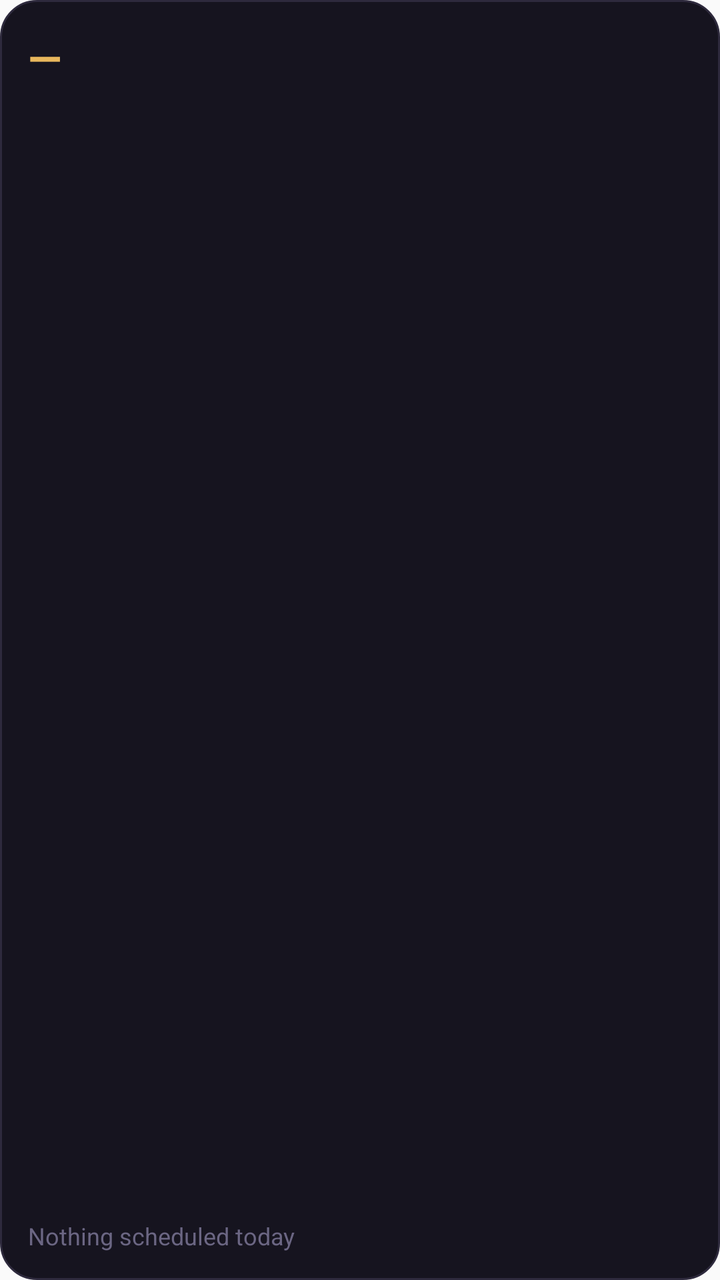
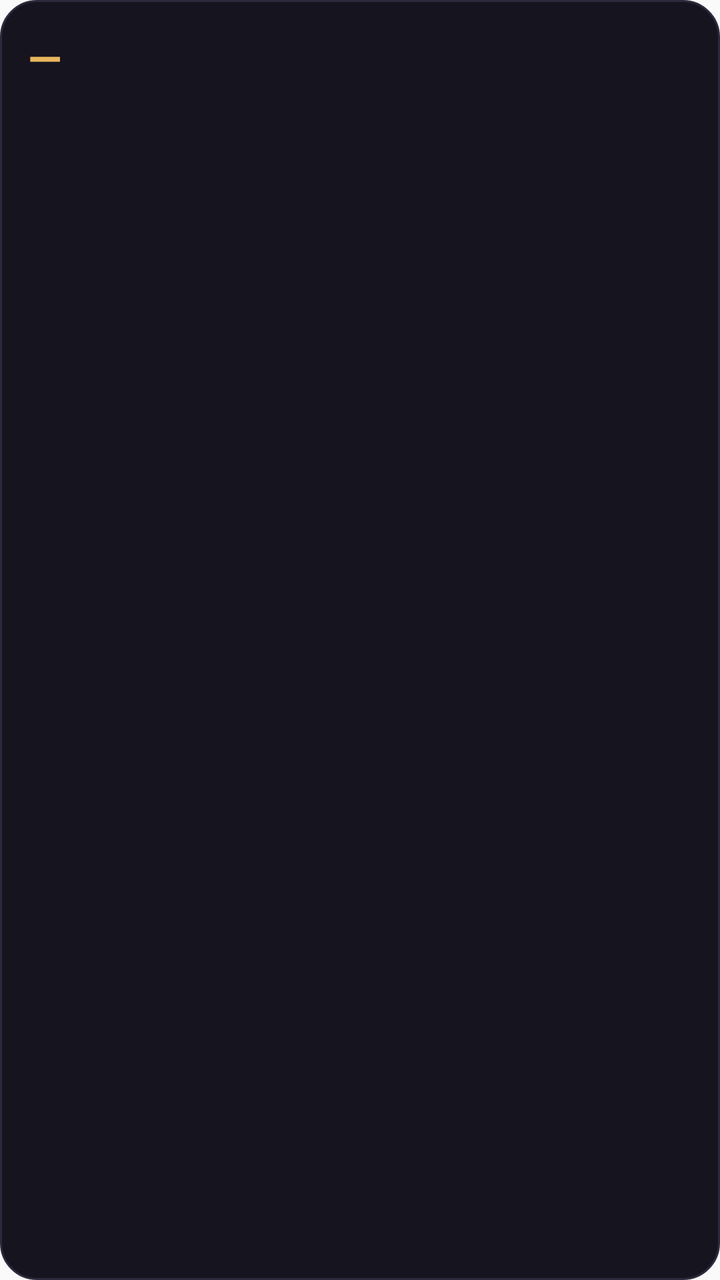

Two renders of the same Android screen: before a commit and after it. Below are the layout's source before the change and the commit's diff.
<!-- AndroidManifest.xml: application theme AppTheme -->
<!-- res/layout/momentum_widget.xml -->
<?xml version="1.0" encoding="utf-8"?>
<LinearLayout xmlns:android="http://schemas.android.com/apk/res/android"
    android:id="@+id/widget_root"
    android:layout_width="match_parent"
    android:layout_height="match_parent"
    android:orientation="vertical"
    android:padding="14dp"
    android:background="@drawable/widget_background">

    <LinearLayout
        android:layout_width="match_parent"
        android:layout_height="wrap_content"
        android:orientation="horizontal"
        android:baselineAligned="true">

        <TextView
            android:id="@+id/widget_progress"
            android:layout_width="wrap_content"
            android:layout_height="wrap_content"
            android:textColor="#E8B75D"
            android:textSize="22sp"
            android:textStyle="bold"
            android:text="@string/widget_placeholder" />

        <TextView
            android:id="@+id/widget_subtitle"
            android:layout_width="0dp"
            android:layout_height="wrap_content"
            android:layout_weight="1"
            android:layout_marginStart="10dp"
            android:textColor="#A29DB8"
            android:textSize="11sp"
            android:maxLines="1"
            android:ellipsize="end"
            android:text="" />
    </LinearLayout>

    
    <LinearLayout android:id="@+id/quit_0" style="@style/MomentumWidgetQuitRow">
        <LinearLayout
            android:layout_width="0dp"
            android:layout_height="wrap_content"
            android:layout_weight="1"
            android:orientation="vertical">
            <LinearLayout
                android:layout_width="match_parent"
                android:layout_height="wrap_content"
                android:orientation="horizontal"
                android:baselineAligned="true">
                <TextView android:id="@+id/quit_0_time" style="@style/MomentumWidgetQuitTime" />
                <TextView android:id="@+id/quit_0_name" style="@style/MomentumWidgetQuitName" />
            </LinearLayout>
            <TextView android:id="@+id/quit_0_detail" style="@style/MomentumWidgetQuitDetail" />
            <TextView android:id="@+id/quit_0_risk" style="@style/MomentumWidgetQuitRisk" />
        </LinearLayout>
        <TextView android:id="@+id/quit_0_urge" style="@style/MomentumWidgetUrge" />
    </LinearLayout>

    <LinearLayout android:id="@+id/quit_1" style="@style/MomentumWidgetQuitRow">
        <LinearLayout
            android:layout_width="0dp"
            android:layout_height="wrap_content"
            android:layout_weight="1"
            android:orientation="vertical">
            <LinearLayout
                android:layout_width="match_parent"
                android:layout_height="wrap_content"
                android:orientation="horizontal"
                android:baselineAligned="true">
                <TextView android:id="@+id/quit_1_time" style="@style/MomentumWidgetQuitTime" />
                <TextView android:id="@+id/quit_1_name" style="@style/MomentumWidgetQuitName" />
            </LinearLayout>
            <TextView android:id="@+id/quit_1_detail" style="@style/MomentumWidgetQuitDetail" />
            <TextView android:id="@+id/quit_1_risk" style="@style/MomentumWidgetQuitRisk" />
        </LinearLayout>
        <TextView android:id="@+id/quit_1_urge" style="@style/MomentumWidgetUrge" />
    </LinearLayout>

    
    <FrameLayout
        android:id="@+id/quit_divider"
        android:layout_width="match_parent"
        android:layout_height="1dp"
        android:layout_marginTop="9dp"
        android:background="#2E2A3D"
        android:visibility="gone" />

    
    <ListView
        android:id="@+id/widget_list"
        android:layout_width="match_parent"
        android:layout_height="0dp"
        android:layout_weight="1"
        android:layout_marginTop="4dp"
        android:divider="@null"
        android:dividerHeight="0dp"
        android:scrollbars="none" />

    <TextView
        android:id="@+id/widget_list_empty"
        android:layout_width="match_parent"
        android:layout_height="wrap_content"
        android:layout_marginTop="8dp"
        android:textColor="#6B6683"
        android:textSize="12sp"
        android:text="@string/widget_empty" />
</LinearLayout>
<!-- resources referenced by this layout -->
<resources>
  <!-- drawable widget_background (drawable) -->
  <?xml version="1.0" encoding="utf-8"?>
  <shape xmlns:android="http://schemas.android.com/apk/res/android" android:shape="rectangle">
      <solid android:color="#16141F" />
      <corners android:radius="18dp" />
      <stroke android:width="1dp" android:color="#2E2A3D" />
  </shape>
  <string name="widget_empty">Nothing scheduled today</string>
  <string name="widget_placeholder">—</string>
  <style name="MomentumWidgetQuitDetail">
          <item name="android:layout_width">match_parent</item>
          <item name="android:layout_height">wrap_content</item>
          <item name="android:textColor">#A29DB8</item>
          <item name="android:textSize">11sp</item>
          <item name="android:maxLines">2</item>
          <item name="android:ellipsize">end</item>
      </style>
  <style name="MomentumWidgetQuitName">
          <item name="android:layout_width">0dp</item>
          <item name="android:layout_height">wrap_content</item>
          <item name="android:layout_weight">1</item>
          <item name="android:layout_marginStart">9dp</item>
          <item name="android:textColor">#F2EFFA</item>
          <item name="android:textSize">13sp</item>
          <item name="android:textStyle">bold</item>
          <item name="android:maxLines">1</item>
          <item name="android:ellipsize">end</item>
      </style>
  <style name="MomentumWidgetQuitRisk">
          <item name="android:layout_width">match_parent</item>
          <item name="android:layout_height">wrap_content</item>
          <item name="android:textColor">#E8B75D</item>
          <item name="android:textSize">11sp</item>
          <item name="android:textStyle">bold</item>
          <item name="android:maxLines">1</item>
          <item name="android:ellipsize">end</item>
          <item name="android:visibility">gone</item>
      </style>
  <style name="MomentumWidgetQuitRow">
          <item name="android:layout_width">match_parent</item>
          <item name="android:layout_height">wrap_content</item>
          <item name="android:layout_marginTop">8dp</item>
          <item name="android:orientation">horizontal</item>
          <item name="android:gravity">center_vertical</item>
          <item name="android:visibility">gone</item>
      </style>
  <style name="MomentumWidgetQuitTime">
          <item name="android:layout_width">wrap_content</item>
          <item name="android:layout_height">wrap_content</item>
          <item name="android:textColor">#5FC7C0</item>
          <item name="android:textSize">32sp</item>
          <item name="android:textStyle">bold</item>
          <item name="android:maxLines">1</item>
      </style>
  <style name="MomentumWidgetUrge">
          <item name="android:layout_width">wrap_content</item>
          <item name="android:layout_height">wrap_content</item>
          <item name="android:layout_marginStart">8dp</item>
          <item name="android:paddingStart">16dp</item>
          <item name="android:paddingEnd">16dp</item>
          <item name="android:paddingTop">9dp</item>
          <item name="android:paddingBottom">9dp</item>
          <item name="android:background">@drawable/widget_urge</item>
          <item name="android:textColor">#5FC7C0</item>
          <item name="android:textSize">14sp</item>
          <item name="android:textStyle">bold</item>
          <item name="android:text">@string/widget_urge</item>
      </style>
  <style name="AppTheme" parent="Theme.AppCompat.Light.DarkActionBar">
          
          <item name="colorPrimary">@color/colorPrimary</item>
          <item name="colorPrimaryDark">@color/colorPrimaryDark</item>
          <item name="colorAccent">@color/colorAccent</item>
      </style>
  <!-- drawable widget_urge (drawable) -->
  <?xml version="1.0" encoding="utf-8"?>
  <shape xmlns:android="http://schemas.android.com/apk/res/android" android:shape="rectangle">
      <solid android:color="#1F5FC7C0" />
      <corners android:radius="999dp" />
      <stroke android:width="1dp" android:color="#4D5FC7C0" />
  </shape>
  <string name="widget_urge">Urge</string>
</resources>

<!-- the commit's change to res/layout/momentum_widget.xml (unified diff, before → after) -->
@@ -103,5 +103,6 @@
         android:layout_marginTop="8dp"
         android:textColor="#6B6683"
         android:textSize="12sp"
+        android:visibility="gone"
         android:text="@string/widget_empty" />
 </LinearLayout>
<!-- resource entries referenced after the edit -->
@@ -14,7 +14,7 @@
           <item name="android:layout_height">wrap_content</item>
           <item name="android:textColor">#A29DB8</item>
           <item name="android:textSize">11sp</item>
-          <item name="android:maxLines">2</item>
+          <item name="android:maxLines">1</item>
           <item name="android:ellipsize">end</item>
       </style>
   <style name="MomentumWidgetQuitName">
@@ -41,7 +41,7 @@
   <style name="MomentumWidgetQuitRow">
           <item name="android:layout_width">match_parent</item>
           <item name="android:layout_height">wrap_content</item>
-          <item name="android:layout_marginTop">8dp</item>
+          <item name="android:layout_marginTop">6dp</item>
           <item name="android:orientation">horizontal</item>
           <item name="android:gravity">center_vertical</item>
           <item name="android:visibility">gone</item>
